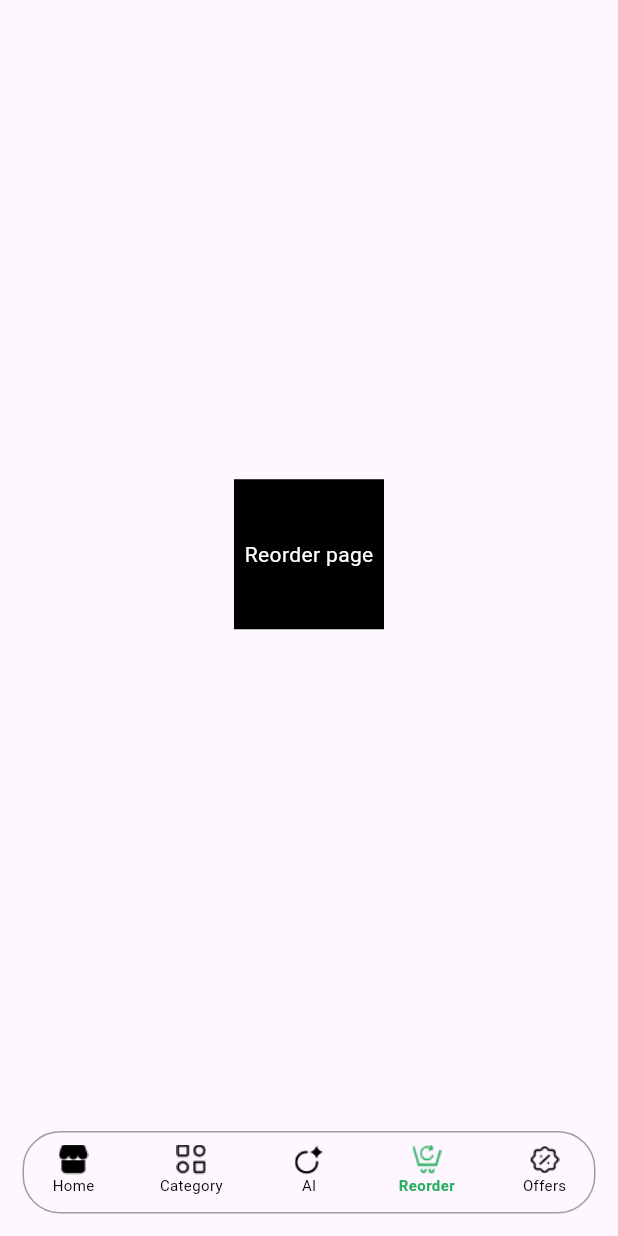
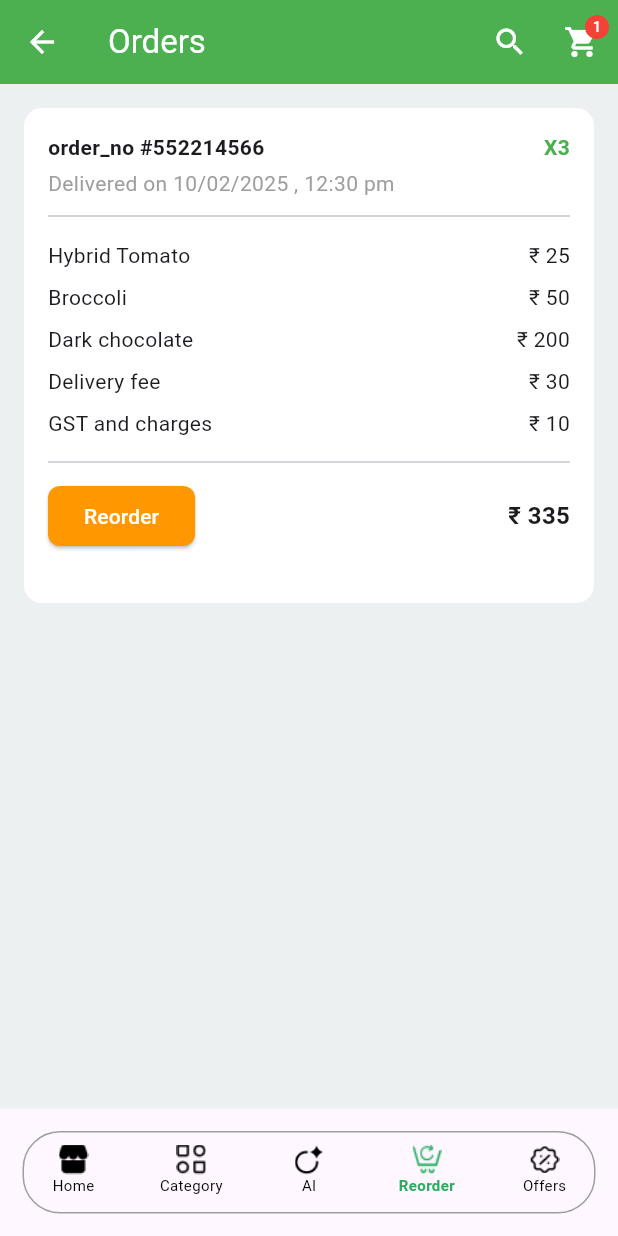
Before and after one commit to pokaktechnologies/supermarket-cust-fe, a Flutter app: the MainScreen screen opened directly, item 2 of the bottom bar chosen, after a tap on "Reorder", on a phone screen of 412 x 824 dp. Run offline on Flutter 3.47's test engine with Material 3 defaults, Android fonts, the phone set to English and light mode, and no system bars.

Commit message:
ai and re-order page completed

```diff
--- a/lib/core/themes/app_colors.dart
+++ b/lib/core/themes/app_colors.dart
@@ -24,5 +24,5 @@ class AppColors {
   static const Color amberYellow = Color(0xFFF39C12);
   static const Color softRed = Color.fromARGB(255, 234, 170, 159);
 
-
+  static const purpleAccent = Color(0xFF6C5CE7);
 }
--- /dev/null
+++ b/lib/views/ai/ai_screen.dart
@@ -0,0 +1,123 @@
+import 'package:flutter/material.dart';
+
+class AIScreen extends StatelessWidget {
+  const AIScreen({super.key});
+
+  @override
+  Widget build(BuildContext context) {
+    return Scaffold(
+      backgroundColor: Colors.white,
+      appBar: PreferredSize(
+        preferredSize: const Size.fromHeight(70),
+        child: AppBar(
+          backgroundColor: Colors.green,
+          elevation: 0,
+          title: Container(
+            padding: const EdgeInsets.symmetric(horizontal: 12),
+            decoration: BoxDecoration(
+              color: Colors.white,
+              borderRadius: BorderRadius.circular(30),
+            ),
+            child: Row(
+              children: [
+                const Icon(Icons.search, color: Colors.grey),
+                const SizedBox(width: 8),
+                const Expanded(
+                  child: TextField(
+                    decoration: InputDecoration(
+                      hintText: 'Search for “Ice Cream”',
+                      border: InputBorder.none,
+                    ),
+                  ),
+                ),
+                const Icon(Icons.mic, color: Colors.green),
+              ],
+            ),
+          ),
+          actions: [
+            Stack(
+              alignment: Alignment.topRight,
+              children: [
+                IconButton(
+                  icon: const Icon(Icons.shopping_cart, color: Colors.white),
+                  onPressed: () {},
+                ),
+                const Positioned(
+                  right: 8,
+                  child: CircleAvatar(
+                    radius: 8,
+                    backgroundColor: Colors.red,
+                    child: Text(
+                      '6',
+                      style: TextStyle(fontSize: 10, color: Colors.white),
+                    ),
+                  ),
+                ),
+              ],
+            ),
+          ],
+        ),
+      ),
+      body: Column(
+        children: [
+          Expanded(
+            child: ListView(
+              padding: const EdgeInsets.all(16),
+              children: [
+                const Align(
+                  alignment: Alignment.centerLeft,
+                  child: Text(
+                    "Hello! How can I help you today?",
+                    style: TextStyle(
+                      color: Colors.black87,
+                      fontSize: 16,
+                      backgroundColor: Color(0xFFF0F8F5),
+                    ),
+                  ),
+                ),
+                const SizedBox(height: 16),
+                Wrap(
+                  spacing: 10,
+                  children: const [
+                    Chip(
+                      label: Text("Recipes"),
+                      backgroundColor: Color(0xFFE4F8ED),
+                    ),
+                    Chip(
+                      label: Text("Meal Plans"),
+                      backgroundColor: Color(0xFFE4F8ED),
+                    ),
+                    Chip(
+                      label: Text("School Supplies"),
+                      backgroundColor: Color(0xFFE4F8ED),
+                    ),
+                  ],
+                ),
+              ],
+            ),
+          ),
+          Container(
+            padding: const EdgeInsets.symmetric(horizontal: 12),
+            color: Colors.white,
+            child: Row(
+              children: [
+                const Expanded(
+                  child: TextField(
+                    decoration: InputDecoration(
+                      hintText: "Type your message..",
+                      border: InputBorder.none,
+                    ),
+                  ),
+                ),
+                IconButton(
+                  icon: const Icon(Icons.mic, color: Colors.green),
+                  onPressed: () {},
+                ),
+              ],
+            ),
+          ),
+        ],
+      ),
+    );
+  }
+}
--- a/lib/views/aiPage.dart
+++ /dev/null
@@ -1,27 +0,0 @@
-import 'package:flutter/material.dart';
-import 'package:supermarket_customer_fe/core/themes/app_colors.dart';
-
-class Aipage extends StatelessWidget {
-  const Aipage({super.key});
-
-  @override
-  Widget build(BuildContext context) {
-    return Scaffold(
-      body: Center(
-        child: Container(
-          height: 100,
-          width: 100,
-          color: Colors.brown,
-          child: const Center(
-            child: Text(
-              "AI page",
-              style: TextStyle(
-                color: AppColors.white,
-              ),
-            ),
-          ),
-        ),
-      ),
-    );
-  }
-}
--- a/lib/views/auth/loginScreen.dart
+++ b/lib/views/auth/loginScreen.dart
@@ -97,6 +97,7 @@ class LoginScreen extends StatelessWidget {
                     onPressed: () {
                       pushAndRemoveUntilFun(context, const MainScreen());
                     },
+                    buttonColor: AppColors.green,
                   ),
                   const SizedBox(height: 10),
                   Row(
--- a/lib/views/auth/otpScreen.dart
+++ b/lib/views/auth/otpScreen.dart
@@ -34,6 +34,7 @@ class OtpScreen extends StatelessWidget {
                 onPressed: () {
                   pushAndRemoveUntilFun(context, const MainScreen());
                 },
+                buttonColor: AppColors.green,
               ),
               const SizedBox(height: 16),
               Row(
--- a/lib/views/auth/signup.dart
+++ b/lib/views/auth/signup.dart
@@ -132,6 +132,7 @@ class _SignupState extends State<Signup> {
                     onPressed: () {
                       pushNavigation(context, const OtpScreen());
                     },
+                    buttonColor: AppColors.green,
                   ),
                   const SizedBox(height: 10),
                   Row(
--- a/lib/views/home/homeMainScreen.dart
+++ b/lib/views/home/homeMainScreen.dart
@@ -1,9 +1,9 @@
 import 'package:flutter/material.dart';
-import 'package:supermarket_customer_fe/views/aiPage.dart';
+import 'package:supermarket_customer_fe/views/ai/ai_screen.dart';
 import 'package:supermarket_customer_fe/views/category.dart';
 import 'package:supermarket_customer_fe/views/home/homePage.dart';
 import 'package:supermarket_customer_fe/views/offerPage.dart';
-import 'package:supermarket_customer_fe/views/reOrderPage.dart';
+import 'package:supermarket_customer_fe/views/re-order/re-order.dart';
 import 'package:supermarket_customer_fe/widgets/bottom_bar.dart';
 
 class MainScreen extends StatefulWidget {
@@ -19,8 +19,8 @@ class _MainScreenState extends State<MainScreen> {
   final List<Widget> _pages = const [
     HomePage(),
     Category(),
-    Aipage(),
-    Reorderpage(),
+    AIScreen(),
+    ReorderScreen(),
     Offerpage(),
   ];
 
--- a/lib/views/home/homePage.dart
+++ b/lib/views/home/homePage.dart
@@ -1,6 +1,7 @@
 import 'package:flutter/material.dart';
 import 'package:supermarket_customer_fe/core/themes/app_assets.dart';
 import 'package:supermarket_customer_fe/core/themes/app_colors.dart';
+import 'package:supermarket_customer_fe/views/home/hot_pic_item.dart';
 
 class HomePage extends StatelessWidget {
   const HomePage({super.key});
@@ -75,14 +76,19 @@ class HomePage extends StatelessWidget {
         child: Stack(
           children: [
             ListView(
-              padding: const EdgeInsets.all(16),
               children: [
-                const Text(
+                SizedBox(height: 5,),
+                Padding(
+                  padding: const EdgeInsets.only(left: 16, right: 16),
+                  child: const Text(
                     'Hot Picks',
                     style: TextStyle(fontSize: 18, fontWeight: FontWeight.bold),
                   ),
+                ),
                 const SizedBox(height: 8),
-                SizedBox(
+                Padding(
+                  padding: const EdgeInsets.only(left: 16, right: 16),
+                  child: SizedBox(
                     height: 170,
                     child: ListView(
                       scrollDirection: Axis.horizontal,
@@ -114,22 +120,42 @@ class HomePage extends StatelessWidget {
                       ],
                     ),
                   ),
+                ),
                 const SizedBox(height: 16),
-                Container(
+                Padding(
+                  padding: const EdgeInsets.only(left: 16, right: 16),
+                  child: Container(
                     padding: const EdgeInsets.all(16),
                     decoration: BoxDecoration(
-                    color: Colors.deepPurple.shade100,
-                    borderRadius: BorderRadius.circular(12),
+                      color: AppColors.purpleAccent,
+                      borderRadius: BorderRadius.circular(15),
                     ),
-                  child: const Row(
+                    child: Row(
                       mainAxisAlignment: MainAxisAlignment.spaceBetween,
                       children: [
                         Text(
                           'Deal of the day\nUp to 50% Off',
-                        style: TextStyle(fontWeight: FontWeight.bold),
+                          style: TextStyle(
+                            fontWeight: FontWeight.bold,
+                            color: AppColors.white,
                           ),
-                      Icon(Icons.arrow_forward),
+                        ),
+                        Container(
+                          height: 40,
+                          width: 40,
+                          decoration: BoxDecoration(
+                            color: AppColors.white,
+                            borderRadius: BorderRadius.circular(25),
+                          ),
+                          child: Center(
+                            child: Icon(
+                              Icons.arrow_right_alt_outlined,
+                              color: AppColors.green,
+                            ),
+                          ),
+                        ),
                       ],
+                    ),
                   ),
                 ),
                 const SizedBox(height: 16),
@@ -137,7 +163,6 @@ class HomePage extends StatelessWidget {
                   padding: const EdgeInsets.all(16),
                   decoration: BoxDecoration(
                     color: Colors.orange.shade100,
-                    borderRadius: BorderRadius.circular(12),
                   ),
                   child: const Column(
                     crossAxisAlignment: CrossAxisAlignment.start,
@@ -180,88 +205,6 @@ class HomePage extends StatelessWidget {
   }
 }
 
-class HotPickItem extends StatelessWidget {
-  final String title;
-  final String subtitle;
-  final Color primaryColor;
-  final Color textColor;
-  final String bottomImg;
-  final String primaryImg;
-  const HotPickItem({
-    super.key,
-    required this.title,
-    required this.subtitle,
-    required this.primaryColor,
-    required this.textColor,
-    required this.bottomImg,
-    required this.primaryImg,
-  });
-
-  @override
-  Widget build(BuildContext context) {
-    return Container(
-      width: 140,
-      margin: const EdgeInsets.only(right: 12),
-      decoration: BoxDecoration(
-        color: AppColors.white,
-        borderRadius: BorderRadius.circular(12),
-      ),
-      child: Column(
-        crossAxisAlignment: CrossAxisAlignment.start,
-        children: [
-          const SizedBox(height: 15),
-          Container(
-            height: 22,
-            width: double.infinity,
-            decoration: BoxDecoration(
-              gradient: LinearGradient(
-                begin: Alignment.centerLeft,
-                end: Alignment.centerRight,
-                colors: [primaryColor, AppColors.white],
-              ),
-            ),
-            child: Center(
-              child: Text(
-                title,
-                style: TextStyle(
-                  fontWeight: FontWeight.bold,
-                  fontSize: 13,
-                  color: textColor,
-                ),
-              ),
-            ),
-          ),
-          const SizedBox(height: 4),
-          Center(
-            child: Text(
-              subtitle,
-              style: const TextStyle(
-                fontSize: 12,
-                color: AppColors.grey,
-                fontWeight: FontWeight.w500,
-              ),
-            ),
-          ),
-          Column(
-            mainAxisSize: MainAxisSize.min,
-            crossAxisAlignment: CrossAxisAlignment.center,
-            children: [
-              Center(
-                child: Image.asset(
-                  primaryImg,
-                  height: 80,
-                  fit: BoxFit.fill,
-                ),
-              ),
-              Image.asset(bottomImg, height: 30, width: 110, fit: BoxFit.fill,),
-            ],
-          ),
-        ],
-      ),
-    );
-  }
-}
-
 class AssistantTile extends StatelessWidget {
   final String title;
   final String buttonText;
--- /dev/null
+++ b/lib/views/home/hot_pic_item.dart
@@ -0,0 +1,84 @@
+import 'package:flutter/material.dart';
+import 'package:supermarket_customer_fe/core/themes/app_colors.dart';
+
+class HotPickItem extends StatelessWidget {
+  final String title;
+  final String subtitle;
+  final Color primaryColor;
+  final Color textColor;
+  final String bottomImg;
+  final String primaryImg;
+  const HotPickItem({
+    super.key,
+    required this.title,
+    required this.subtitle,
+    required this.primaryColor,
+    required this.textColor,
+    required this.bottomImg,
+    required this.primaryImg,
+  });
+
+  @override
+  Widget build(BuildContext context) {
+    return Container(
+      width: 140,
+      margin: const EdgeInsets.only(right: 12),
+      decoration: BoxDecoration(
+        color: AppColors.white,
+        borderRadius: BorderRadius.circular(12),
+      ),
+      child: Column(
+        crossAxisAlignment: CrossAxisAlignment.start,
+        children: [
+          const SizedBox(height: 15),
+          Container(
+            height: 22,
+            width: double.infinity,
+            decoration: BoxDecoration(
+              gradient: LinearGradient(
+                begin: Alignment.centerLeft,
+                end: Alignment.centerRight,
+                colors: [primaryColor, AppColors.white],
+              ),
+            ),
+            child: Center(
+              child: Text(
+                title,
+                style: TextStyle(
+                  fontWeight: FontWeight.bold,
+                  fontSize: 13,
+                  color: textColor,
+                ),
+              ),
+            ),
+          ),
+          const SizedBox(height: 4),
+          Center(
+            child: Text(
+              subtitle,
+              style: const TextStyle(
+                fontSize: 12,
+                color: AppColors.grey,
+                fontWeight: FontWeight.w500,
+              ),
+            ),
+          ),
+          Column(
+            mainAxisSize: MainAxisSize.min,
+            crossAxisAlignment: CrossAxisAlignment.center,
+            children: [
+              Center(
+                child: Image.asset(
+                  primaryImg,
+                  height: 80,
+                  fit: BoxFit.fill,
+                ),
+              ),
+              Image.asset(bottomImg, height: 30, width: 110, fit: BoxFit.fill,),
+            ],
+          ),
+        ],
+      ),
+    );
+  }
+}
--- /dev/null
+++ b/lib/views/re-order/re-order.dart
@@ -0,0 +1,197 @@
+import 'package:flutter/material.dart';
+import 'package:supermarket_customer_fe/core/themes/app_colors.dart';
+import 'package:supermarket_customer_fe/widgets/customButton.dart';
+
+class ReorderScreen extends StatelessWidget {
+  const ReorderScreen({super.key});
+
+  @override
+  Widget build(BuildContext context) {
+    return Scaffold(
+      backgroundColor: AppColors.cloudGrey,
+      appBar: AppBar(
+        backgroundColor: Colors.green,
+        elevation: 0,
+        leading: const Icon(Icons.arrow_back, color: Colors.white),
+        title: const Text("Orders", style: TextStyle(color: Colors.white)),
+        actions: [
+          IconButton(
+            icon: const Icon(Icons.search, color: Colors.white),
+            onPressed: () {},
+          ),
+          Stack(
+            alignment: Alignment.topRight,
+            children: [
+              IconButton(
+                icon: const Icon(Icons.shopping_cart, color: Colors.white),
+                onPressed: () {},
+              ),
+              const Positioned(
+                right: 6,
+                top: 6,
+                child: CircleAvatar(
+                  radius: 8,
+                  backgroundColor: Colors.red,
+                  child: Text(
+                    "1",
+                    style: TextStyle(fontSize: 10, color: Colors.white),
+                  ),
+                ),
+              ),
+            ],
+          ),
+        ],
+      ),
+      body: Padding(
+        padding: const EdgeInsets.all(16),
+        child: Container(
+          height: 330,
+          width: double.infinity,
+          decoration: BoxDecoration(
+            borderRadius: BorderRadius.circular(12),
+            color: AppColors.white,
+          ),
+          child: Padding(
+            padding: const EdgeInsets.all(16),
+            child: Column(
+              crossAxisAlignment: CrossAxisAlignment.start,
+              children: [
+                Row(
+                  children: const [
+                    Expanded(
+                      child: Text(
+                        "order_no #552214566",
+                        style: TextStyle(fontWeight: FontWeight.bold),
+                      ),
+                    ),
+                    Text(
+                      "X3",
+                      style: TextStyle(
+                        color: Colors.green,
+                        fontWeight: FontWeight.bold,
+                      ),
+                    ),
+                  ],
+                ),
+                const SizedBox(height: 4),
+                const Text(
+                  "Delivered on 10/02/2025 , 12:30 pm",
+                  style: TextStyle(color: Colors.grey),
+                ),
+                const Divider(height: 24),
+                _itemRow("Hybrid Tomato", "₹ 25"),
+                _itemRow("Broccoli", "₹ 50"),
+                _itemRow("Dark chocolate", "₹ 200"),
+                _itemRow("Delivery fee", "₹ 30"),
+                _itemRow("GST and charges", "₹ 10"),
+                const Divider(height: 24),
+                Row(
+                  children: [
+                    ElevatedButton(
+                      onPressed: () {},
+                      style: ElevatedButton.styleFrom(
+                        backgroundColor: Colors.orange,
+                        shape: RoundedRectangleBorder(
+                          borderRadius: BorderRadius.circular(8),
+                        ),
+                      ),
+                      child: const Text(
+                        "Reorder",
+                        style: TextStyle(color: AppColors.white),
+                      ),
+                    ),
+                    const Spacer(),
+                    const Text(
+                      "₹ 335",
+                      style: TextStyle(
+                        fontWeight: FontWeight.bold,
+                        fontSize: 16,
+                      ),
+                    ),
+                  ],
+                ),
+              ],
+            ),
+          ),
+        ),
+      ),
+      // Padding(
+      //   padding: const EdgeInsets.all(16),
+      //   child: Card(
+      //     shape: RoundedRectangleBorder(
+      //       borderRadius: BorderRadius.circular(12),
+      //     ),
+      //     child: Padding(
+      //       padding: const EdgeInsets.all(16),
+      //       child: Column(
+      //         crossAxisAlignment: CrossAxisAlignment.start,
+      //         children: [
+      //           Row(
+      //             children: const [
+      //               Expanded(
+      //                 child: Text(
+      //                   "order_no #552214566",
+      //                   style: TextStyle(fontWeight: FontWeight.bold),
+      //                 ),
+      //               ),
+      //               Text(
+      //                 "X3",
+      //                 style: TextStyle(
+      //                   color: Colors.green,
+      //                   fontWeight: FontWeight.bold,
+      //                 ),
+      //               ),
+      //             ],
+      //           ),
+      //           const SizedBox(height: 4),
+      //           const Text(
+      //             "Delivered on 10/02/2025 , 12:30 pm",
+      //             style: TextStyle(color: Colors.grey),
+      //           ),
+      //           const Divider(height: 24),
+      //           _itemRow("Hybrid Tomato", "₹ 25"),
+      //           _itemRow("Broccoli", "₹ 50"),
+      //           _itemRow("Dark chocolate", "₹ 200"),
+      //           _itemRow("Delivery fee", "₹ 30"),
+      //           _itemRow("GST and charges", "₹ 10"),
+      //           const Divider(height: 24),
+      //           Row(
+      //             children: [
+      //               ElevatedButton(
+      //                 onPressed: () {},
+      //                 style: ElevatedButton.styleFrom(
+      //                   backgroundColor: Colors.orange,
+      //                   shape: RoundedRectangleBorder(
+      //                     borderRadius: BorderRadius.circular(8),
+      //                   ),
+      //                 ),
+      //                 child: const Text("Reorder"),
+      //               ),
+      //               const Spacer(),
+      //               const Text(
+      //                 "₹ 335",
+      //                 style: TextStyle(
+      //                   fontWeight: FontWeight.bold,
+      //                   fontSize: 16,
+      //                 ),
+      //               ),
+      //             ],
+      //           ),
+      //         ],
+      //       ),
+      //     ),
+      //   ),
+      // ),
+    );
+  }
+
+  Widget _itemRow(String title, String price) {
+    return Padding(
+      padding: const EdgeInsets.symmetric(vertical: 4),
+      child: Row(
+        mainAxisAlignment: MainAxisAlignment.spaceBetween,
+        children: [Text(title), Text(price)],
+      ),
+    );
+  }
+}
--- a/lib/views/reOrderPage.dart
+++ /dev/null
@@ -1,27 +0,0 @@
-import 'package:flutter/material.dart';
-import 'package:supermarket_customer_fe/core/themes/app_colors.dart';
-
-class Reorderpage extends StatelessWidget {
-  const Reorderpage({super.key});
-
-  @override
-  Widget build(BuildContext context) {
-    return Scaffold(
-      body: Center(
-        child: Container(
-          height: 100,
-          width: 100,
-          color: Colors.black,
-          child: const Center(
-            child: Text(
-              "Reorder page",
-              style: TextStyle(
-                color: AppColors.white,
-              ),
-            ),
-          ),
-        ),
-      ),
-    );
-  }
-}
--- a/lib/widgets/customButton.dart
+++ b/lib/widgets/customButton.dart
@@ -4,7 +4,13 @@ import 'package:supermarket_customer_fe/core/themes/app_colors.dart';
 class CustomButton extends StatelessWidget {
   final String text;
   final VoidCallback onPressed;
-  const CustomButton({super.key, required this.text, required this.onPressed});
+  final Color buttonColor;
+  const CustomButton({
+    super.key,
+    required this.text,
+    required this.onPressed,
+    required this.buttonColor,
+  });
 
   @override
   Widget build(BuildContext context) {
@@ -16,7 +22,7 @@ class CustomButton extends StatelessWidget {
         height: 45,
         width: double.infinity,
         decoration: BoxDecoration(
-          color: AppColors.primaryColor,
+          color: buttonColor,
           borderRadius: BorderRadius.circular(25),
         ),
         child: Center(
```
Lines whose indentation alone changed are shown as unchanged.
